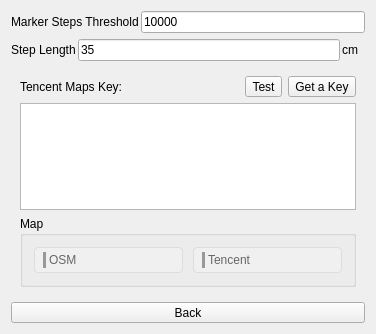
This is src/Exercise/StepsOptions.ui in ic005k/Knot as Qt 5 draws it before an edit. The edited form follows.
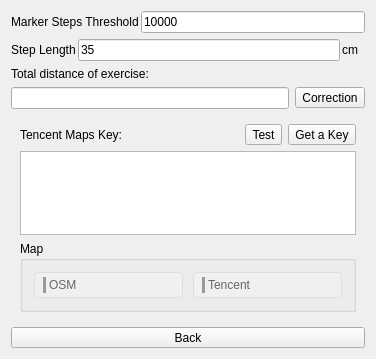
This is the edited form. Icons and pictures are not drawn.

```diff
--- a/src/Exercise/StepsOptions.ui
+++ b/src/Exercise/StepsOptions.ui
@@ -7,7 +7,7 @@
     <x>0</x>
     <y>0</y>
     <width>376</width>
-    <height>334</height>
+    <height>359</height>
    </rect>
   </property>
   <property name="windowTitle">
@@ -87,6 +87,27 @@
      </item>
     </layout>
    </item>
+   <item>
+    <widget class="QLabel" name="lblTotalDistance">
+     <property name="text">
+      <string>Total distance of exercise:</string>
+     </property>
+    </widget>
+   </item>
+   <item>
+    <layout class="QHBoxLayout" name="horizontalLayout_2">
+     <item>
+      <widget class="QLineEdit" name="editTotalDistance"/>
+     </item>
+     <item>
+      <widget class="QToolButton" name="btnCorrection">
+       <property name="text">
+        <string>Correction</string>
+       </property>
+      </widget>
+     </item>
+    </layout>
+   </item>
    <item>
     <widget class="QFrame" name="f_mapkey">
      <property name="frameShape">
```
